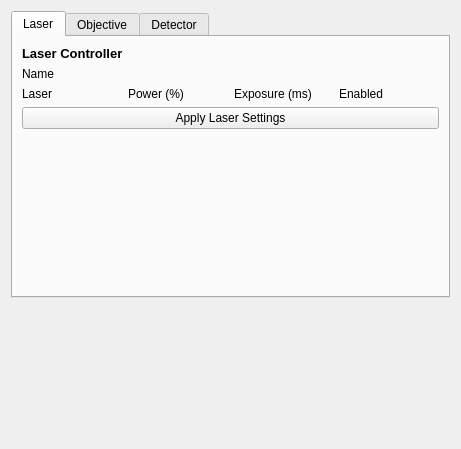
The window that openlm/ui/qt/OpenLMHardwareWidget.ui (DeMarcoLab/openCLEM) describes before a commit, drawn with Qt 5.
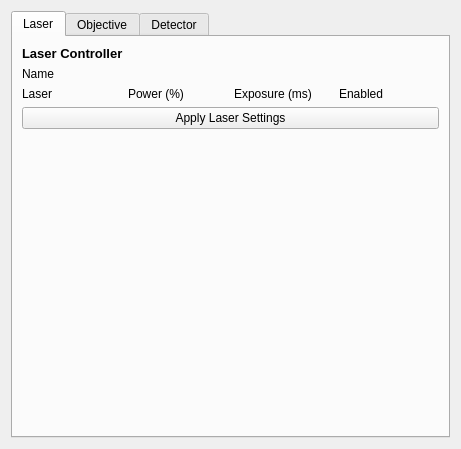
The same window after the commit.

Commit message: rm spacer hardawre

What changed in the file:
```diff
--- a/openlm/ui/qt/OpenLMHardwareWidget.ui
+++ b/openlm/ui/qt/OpenLMHardwareWidget.ui
@@ -14,7 +14,7 @@
    <string>Form</string>
   </property>
   <layout class="QGridLayout" name="gridLayout">
-   <item row="0" column="0" colspan="3">
+   <item row="0" column="0" colspan="2">
     <widget class="QTabWidget" name="tabWidget">
      <property name="currentIndex">
       <number>0</number>
@@ -369,19 +369,6 @@
      </widget>
     </widget>
    </item>
-   <item row="4" column="0" colspan="3">
-    <spacer name="verticalSpacer_4">
-     <property name="orientation">
-      <enum>Qt::Vertical</enum>
-     </property>
-     <property name="sizeHint" stdset="0">
-      <size>
-       <width>20</width>
-       <height>40</height>
-      </size>
-     </property>
-    </spacer>
-   </item>
   </layout>
  </widget>
  <resources/>
```
The commit also changes 1 other file.
